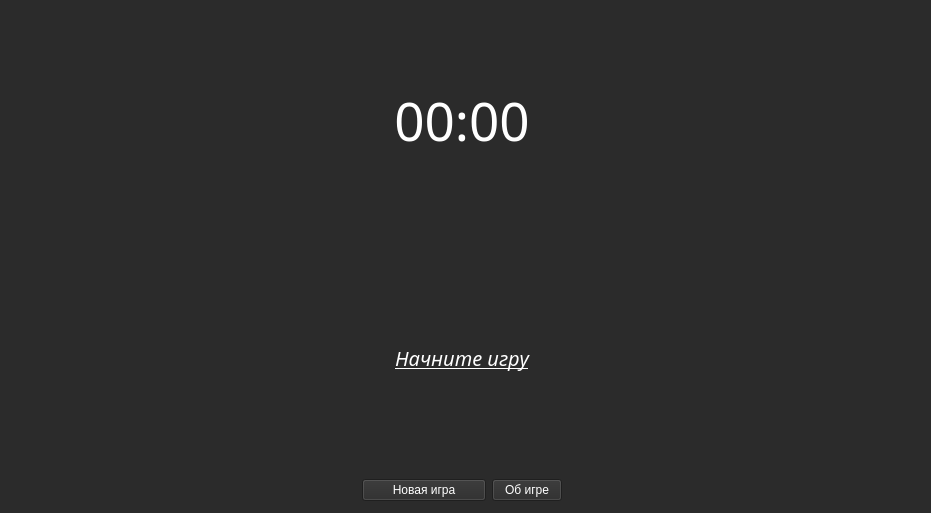
mrtokii/sweep-hard, file mainwindow.ui: the form before one commit.
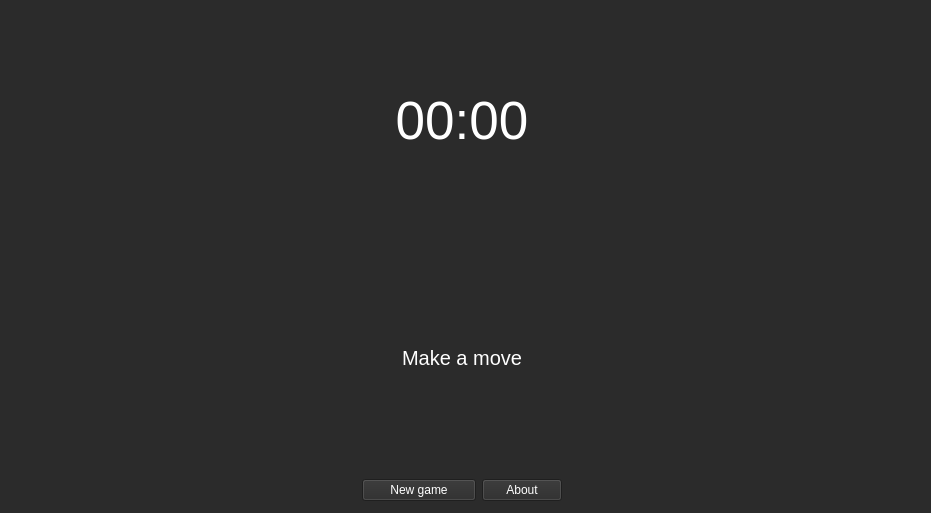
The form after the commit. Icons and pictures are not drawn.

Patch:
```diff
--- a/mainwindow.ui
+++ b/mainwindow.ui
@@ -64,7 +64,6 @@
         </property>
         <property name="font">
          <font>
-          <family>Segoe UI Light</family>
           <pointsize>40</pointsize>
           <weight>50</weight>
           <bold>false</bold>
@@ -100,10 +99,10 @@
         </property>
         <property name="font">
          <font>
-          <family>Segoe UI Light</family>
+          <family>Arial</family>
           <pointsize>15</pointsize>
-          <italic>true</italic>
-          <underline>true</underline>
+          <italic>false</italic>
+          <underline>false</underline>
           <stylestrategy>PreferDefault</stylestrategy>
           <kerning>true</kerning>
          </font>
@@ -112,7 +111,7 @@
          <string notr="true">color: rgb(255, 255, 255);</string>
         </property>
         <property name="text">
-         <string>Начните игру</string>
+         <string>Make a move</string>
         </property>
         <property name="alignment">
          <set>Qt::AlignCenter</set>
@@ -138,11 +137,16 @@
             <height>16777215</height>
            </size>
           </property>
+          <property name="font">
+           <font>
+            <family>Arial</family>
+           </font>
+          </property>
           <property name="styleSheet">
            <string notr="true">color: rgb(255, 255, 255);</string>
           </property>
           <property name="text">
-           <string>Новая игра</string>
+           <string>New game</string>
           </property>
          </widget>
         </item>
@@ -156,15 +160,20 @@
           </property>
           <property name="maximumSize">
            <size>
-            <width>70</width>
+            <width>80</width>
             <height>16777215</height>
            </size>
           </property>
+          <property name="font">
+           <font>
+            <family>Arial</family>
+           </font>
+          </property>
           <property name="styleSheet">
            <string notr="true">color: white;</string>
           </property>
           <property name="text">
-           <string>Об игре</string>
+           <string>About</string>
           </property>
          </widget>
         </item>
```
